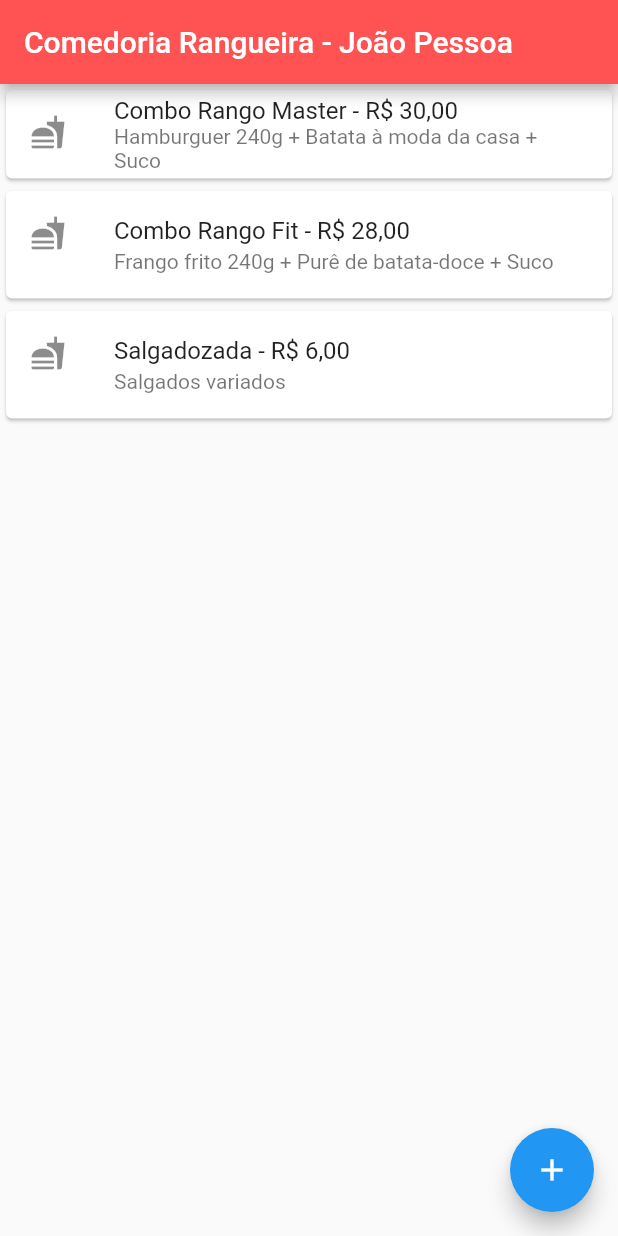
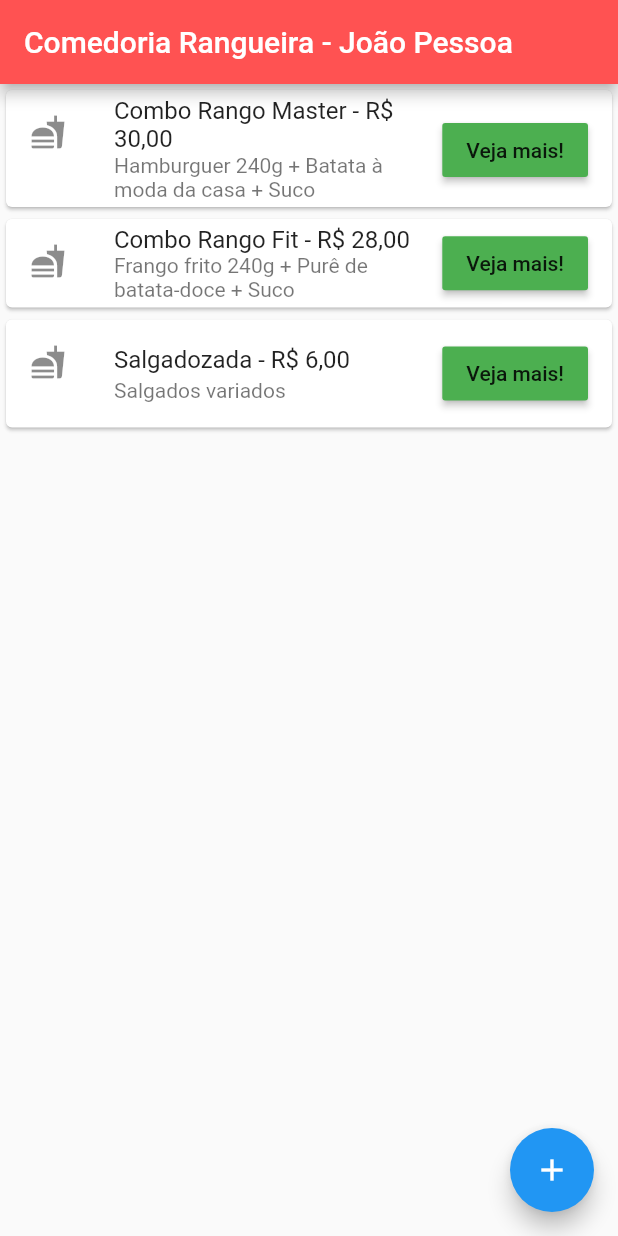
Before and after one commit to joaomarcos11/mobile-fujioka, a Flutter app: the screen it shows after launch, on a phone screen of 412 x 824 dp. Run offline on Flutter 3.47's test engine with Material 2 defaults, Android fonts, the phone set to English and light mode, and no system bars.

Commit message:
Enviando modificacoes e arquivos para atividade 2

```diff
--- a/lib/lib/br/com/jm/flutter/material/Lista.dart
+++ b/lib/lib/br/com/jm/flutter/material/Lista.dart
@@ -11,6 +11,13 @@ class Lista extends StatelessWidget {
               leading: Icon(Icons.fastfood),
               title: Text('Combo Rango Master - R\$ 30,00'),
               subtitle: Text('Hamburguer 240g + Batata à moda da casa + Suco'),
+              trailing: RaisedButton(
+                onPressed: () {
+                  Navigator.pushNamed(context, 'itemUm');
+                },
+                color: Colors.green,
+                child: const Text('Veja mais!'),
+              ),
             ),
           ),
           Card(
@@ -18,6 +25,13 @@ class Lista extends StatelessWidget {
               leading: Icon(Icons.fastfood),
               title: Text('Combo Rango Fit - R\$ 28,00'),
               subtitle: Text('Frango frito 240g + Purê de batata-doce + Suco'),
+              trailing: RaisedButton(
+                onPressed: () {
+                  Navigator.pushNamed(context, 'itemDois');
+                },
+                color: Colors.green,
+                child: const Text('Veja mais!'),
+              ),
             ),
           ),
           Card(
@@ -25,6 +39,13 @@ class Lista extends StatelessWidget {
               leading: Icon(Icons.fastfood),
               title: Text('Salgadozada - R\$ 6,00'),
               subtitle: Text('Salgados variados'),
+              trailing: RaisedButton(
+                onPressed: () {
+                  Navigator.pushNamed(context, 'itemTres');
+                },
+                color: Colors.green,
+                child: const Text('Veja mais!'),
+              ),
             ),
           ),
         ],
--- a/lib/main.dart
+++ b/lib/main.dart
@@ -1,8 +1,30 @@
 import 'package:flutter/material.dart';
 import 'package:appList/lib/br/com/jm/flutter/material/Lista.dart';
+import 'package:appList/lib/br/com/jm/flutter/material/item_um.dart';
+import 'package:appList/lib/br/com/jm/flutter/material/item_dois.dart';
+import 'package:appList/lib/br/com/jm/flutter/material/item_tres.dart';
+
+// void main() {
+//   runApp(MaterialApp(home: Lista()));
+// }
 
 void main() {
-  runApp(MaterialApp(home: Lista()));
+  runApp(MyApp());
+}
+
+class MyApp extends StatelessWidget {
+  @override
+  Widget build(BuildContext context) {
+    return MaterialApp(
+        debugShowCheckedModeBanner: false,
+        initialRoute: 'lista',
+        routes: {
+          'lista': (context) => Lista(),
+          'itemUm': (context) => ItemUm(),
+          'itemDois': (context) => ItemDois(),
+          'itemTres': (context) => ItemTres(),
+        });
+  }
 }
 
 // class MyApp extends StatelessWidget {
--- a/pubspec.yaml
+++ b/pubspec.yaml
@@ -45,7 +45,10 @@ flutter:
   uses-material-design: true
 
   # To add assets to your application, add an assets section, like this:
-  # assets:
+  assets:
+    - img/combo1.png
+    - img/combo2.jpg
+    - img/combo3.jpg
   #   - images/a_dot_burr.jpeg
   #   - images/a_dot_ham.jpeg
 
```
Also changed, not shown: lib/lib/br/com/jm/flutter/material/item_dois.dart (added, +25 -0 lines), lib/lib/br/com/jm/flutter/material/item_tres.dart (added, +24 -0 lines), lib/lib/br/com/jm/flutter/material/item_um.dart (added, +25 -0 lines), img/combo1.png (added), img/combo2.jpg (added), img/combo3.jpg (added), 1 other file.
